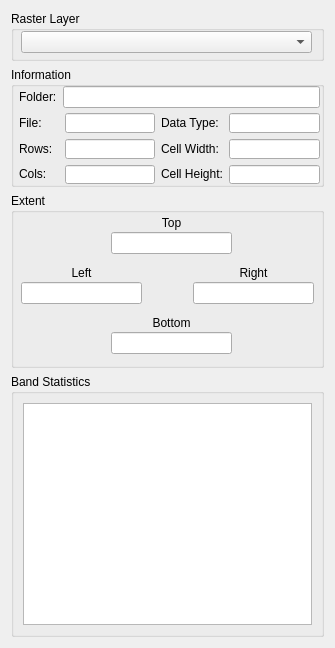
bdmappers/RasterProperties, file raster_properties_dialog_base.ui: the form before one commit.
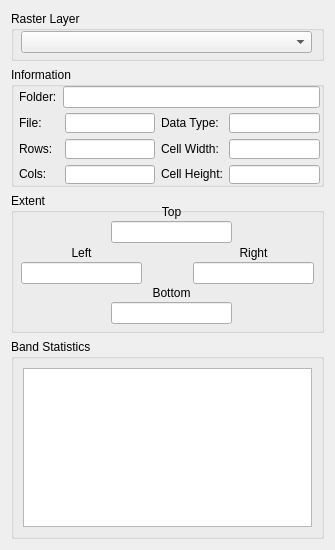
The form after the commit.

Commit message: added comments and made minor adjustments to dialog

Patch:
```diff
--- a/raster_properties_dialog_base.ui
+++ b/raster_properties_dialog_base.ui
@@ -7,13 +7,13 @@
     <x>0</x>
     <y>0</y>
     <width>335</width>
-    <height>648</height>
+    <height>550</height>
    </rect>
   </property>
   <property name="maximumSize">
    <size>
     <width>335</width>
-    <height>1500</height>
+    <height>1100</height>
    </size>
   </property>
   <property name="windowTitle">
@@ -72,7 +72,7 @@
      <property name="title">
       <string>Information</string>
      </property>
-     <widget class="QWidget" name="">
+     <widget class="QWidget" name="layoutWidget">
       <property name="geometry">
        <rect>
         <x>8</x>
@@ -264,7 +264,7 @@
      <property name="minimumSize">
       <size>
        <width>0</width>
-       <height>175</height>
+       <height>140</height>
       </size>
      </property>
      <property name="maximumSize">
@@ -286,7 +286,7 @@
       <property name="geometry">
        <rect>
         <x>10</x>
-        <y>70</y>
+        <y>50</y>
         <width>121</width>
         <height>41</height>
        </rect>
@@ -326,7 +326,7 @@
       <property name="geometry">
        <rect>
         <x>100</x>
-        <y>20</y>
+        <y>9</y>
         <width>121</width>
         <height>41</height>
        </rect>
@@ -366,7 +366,7 @@
       <property name="geometry">
        <rect>
         <x>182</x>
-        <y>70</y>
+        <y>50</y>
         <width>121</width>
         <height>41</height>
        </rect>
@@ -406,7 +406,7 @@
       <property name="geometry">
        <rect>
         <x>100</x>
-        <y>120</y>
+        <y>90</y>
         <width>121</width>
         <height>41</height>
        </rect>
```
Left out of the diff: 8 changed lines with no effect on the pictures. The commit also changes 3 other files.
